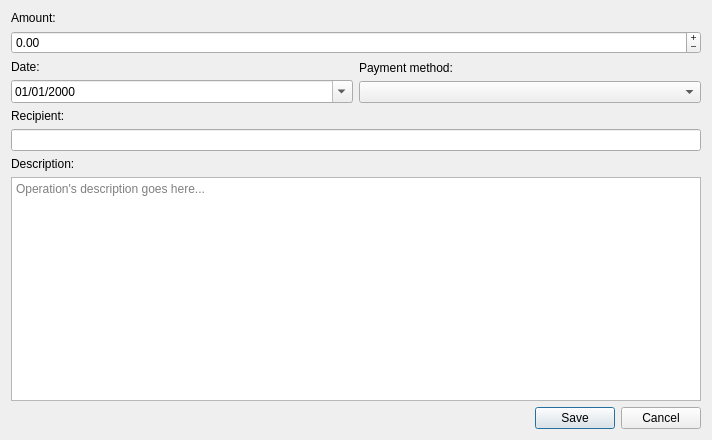
Qt form ui/editors/operationeditor.ui (koromodako/picsou) before a commit.
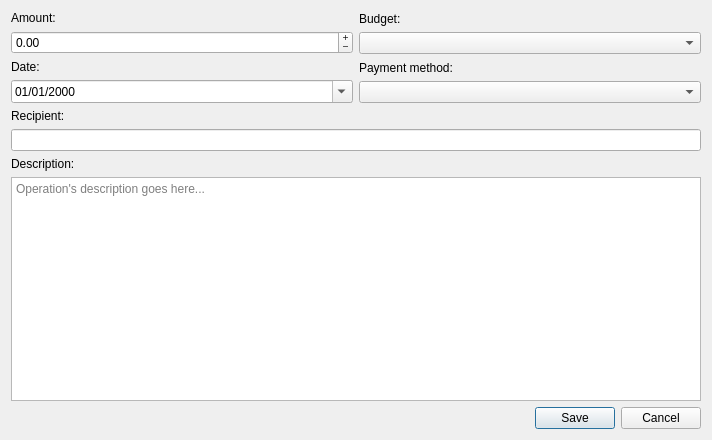
The same form after that commit.

```diff
--- a/ui/editors/operationeditor.ui
+++ b/ui/editors/operationeditor.ui
@@ -13,7 +13,11 @@
   <property name="windowTitle">
    <string>Form</string>
   </property>
-  <layout class="QVBoxLayout" name="verticalLayout_3">
+  <layout class="QVBoxLayout" name="verticalLayout_5">
+   <item>
+    <layout class="QGridLayout" name="gridLayout">
+     <item row="0" column="0">
+      <layout class="QVBoxLayout" name="verticalLayout_4">
    <item>
     <widget class="QLabel" name="amount_label">
      <property name="text">
@@ -43,9 +47,23 @@
      </property>
     </widget>
    </item>
+      </layout>
+     </item>
+     <item row="0" column="1">
+      <layout class="QVBoxLayout" name="verticalLayout">
    <item>
-    <layout class="QHBoxLayout" name="horizontalLayout">
+        <widget class="QLabel" name="budget_label">
+         <property name="text">
+          <string>Budget:</string>
+         </property>
+        </widget>
+       </item>
      <item>
+        <widget class="QComboBox" name="budget"/>
+       </item>
+      </layout>
+     </item>
+     <item row="1" column="0">
       <layout class="QVBoxLayout" name="verticalLayout_2">
        <item>
         <widget class="QLabel" name="date_label">
@@ -66,8 +84,8 @@
        </item>
       </layout>
      </item>
-     <item>
-      <layout class="QVBoxLayout" name="verticalLayout">
+     <item row="1" column="1">
+      <layout class="QVBoxLayout" name="verticalLayout_3">
        <item>
         <widget class="QLabel" name="payment_method_label">
          <property name="text">
```
Left out of the diff: 6 changed lines with no effect on the pictures. Lines whose indentation alone changed are shown as unchanged.
